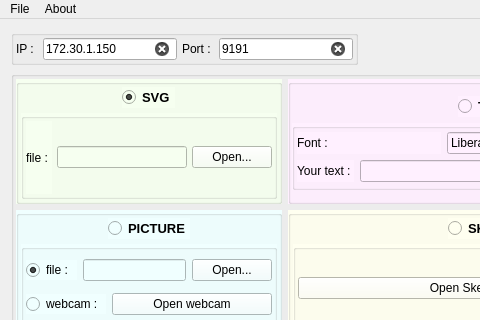
Above: IMH - Qt/CobotKuka/cobotkuka.ui from Freda66/CobotKukaBosch before the change; both pictures show x 0 to 480 and y 0 to 320 of the 703 by 428 pixel window. Below: the same form after it.
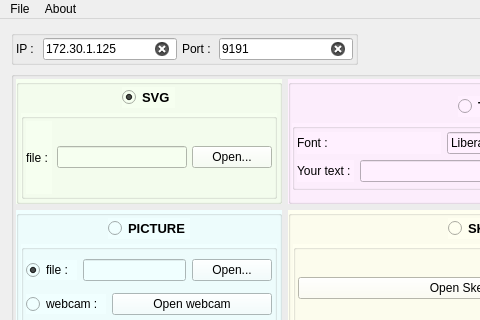
That is the form after the change.

What changed in the file:
```diff
--- a/IMH - Qt/CobotKuka/cobotkuka.ui
+++ b/IMH - Qt/CobotKuka/cobotkuka.ui
@@ -632,7 +632,7 @@
               </sizepolicy>
              </property>
              <property name="text">
-              <string>172.30.1.150</string>
+              <string>172.30.1.125</string>
              </property>
              <property name="maxLength">
               <number>15</number>
```
Left out of the diff: 4 changed lines with no effect on the pictures.
